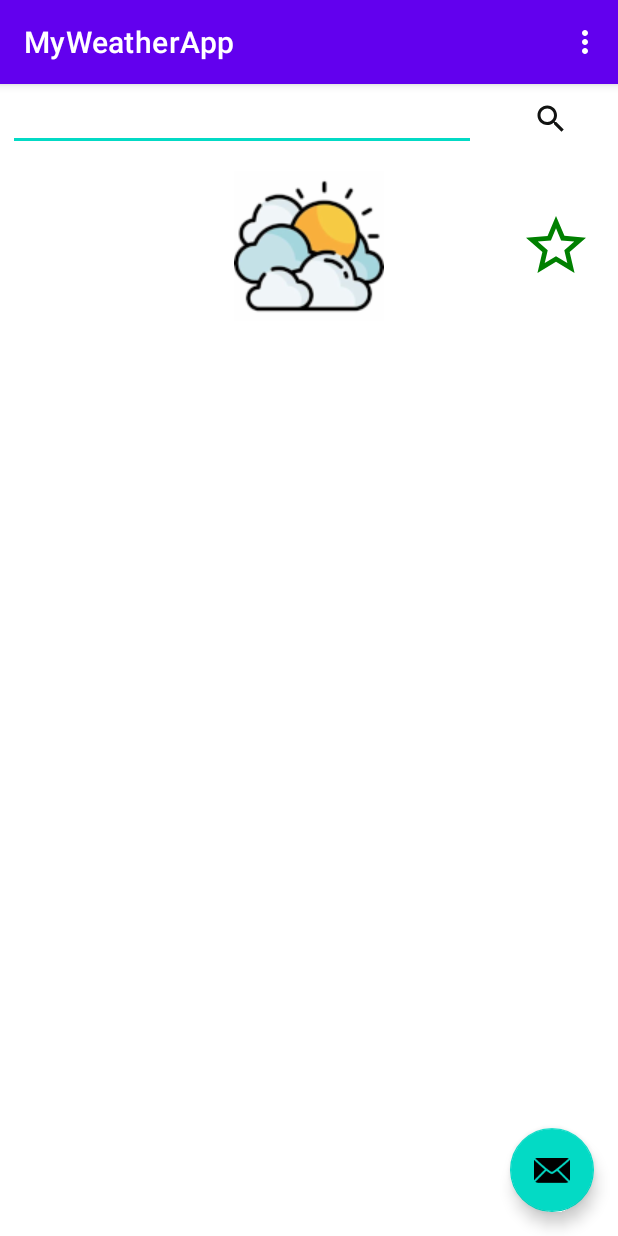
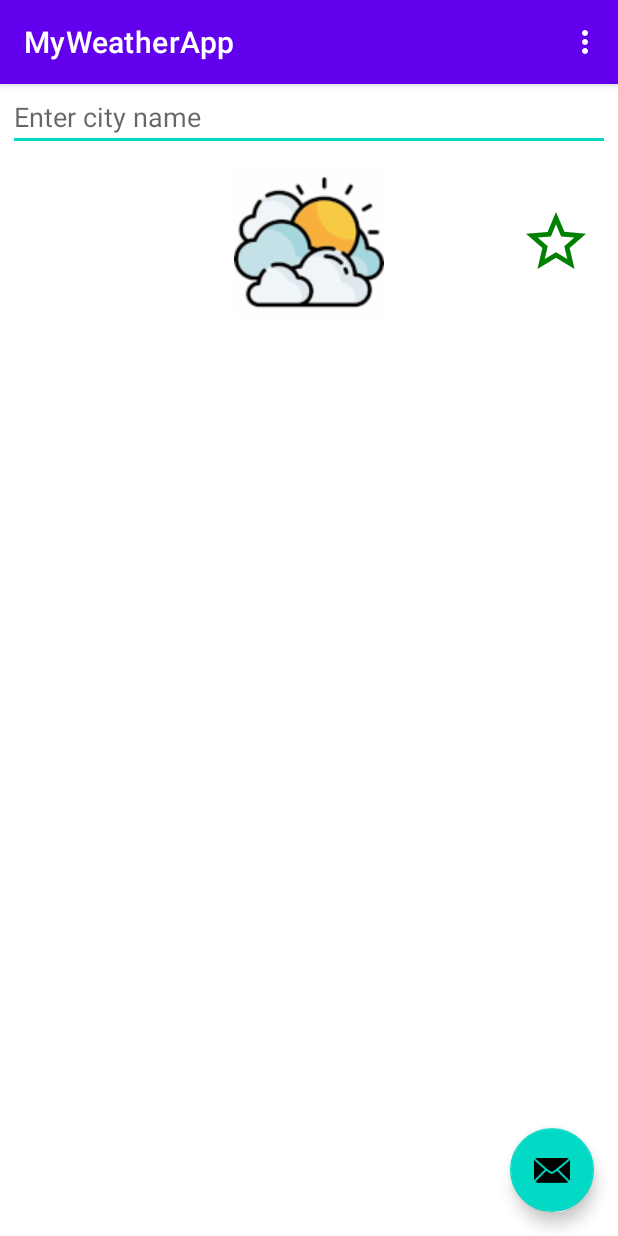
Before and after one commit to pazhaniapa/MyWeatherApp, an Android app: the screen it shows after launch (MainActivity), on a phone screen of 412 x 824 dp. Run offline under Robolectric (Android 15) with nearby library versions, the phone set to English and light mode, and no system bars; our stand-ins replace Firebase (no records; nobody signed in at launch, a user with empty details on screens opened directly), data binding, navigation-ui; 5 statements that could not run were skipped.

Commit message:
Handled UI corner cases and offline support.

```diff
--- a/app/src/main/java/com/palmah/myweatherapp/repo/FirestoreWeatherRepoImpl.kt
+++ b/app/src/main/java/com/palmah/myweatherapp/repo/FirestoreWeatherRepoImpl.kt
@@ -2,6 +2,7 @@ package com.palmah.myweatherapp.repo
 
 import android.util.Log
 import com.google.firebase.firestore.FirebaseFirestore
+import com.google.firebase.firestore.Source
 import com.palmah.myweatherapp.entity.Weather
 import com.palmah.myweatherapp.utility.Constants.CITY_COLLECTION
 import com.palmah.myweatherapp.utility.Constants.CURRENT_WEATHER_DATA_DOCUMENT
@@ -26,7 +27,7 @@ class FirestoreWeatherRepoImpl : IWeatherRepo {
                 val dbBasePath = firestoreDb.collection(WEATHER_COLLECTION).document(
                     CURRENT_WEATHER_DATA_DOCUMENT)
 
-                dbBasePath.collection(CITY_COLLECTION).document(city).get().addOnSuccessListener {cityWeatherDocumentSnapshot->
+                dbBasePath.collection(CITY_COLLECTION).document(city).get(Source.CACHE).addOnSuccessListener { cityWeatherDocumentSnapshot->
                 val weather = cityWeatherDocumentSnapshot.toObject(Weather::class.java)
                 continuation.resume(weather)
 
--- a/app/src/main/java/com/palmah/myweatherapp/viewmodel/WeatherInfoViewModel.kt
+++ b/app/src/main/java/com/palmah/myweatherapp/viewmodel/WeatherInfoViewModel.kt
@@ -23,21 +23,29 @@ class WeatherInfoViewModel(application: Application) : AndroidViewModel(applicat
 
     var weatherMutableLiveData : MutableLiveData<Weather> = MutableLiveData<Weather>()
     var cityListMutableLiveData : MutableLiveData<ArrayList<String>> = MutableLiveData<ArrayList<String>>()
+    var isErrorOccuredMutableLiveData : MutableLiveData<Boolean> = MutableLiveData<Boolean>()
+    var isDataAvailableMutableLiveData : MutableLiveData<Boolean> = MutableLiveData<Boolean>()
     val androidApplication = application
 
     init {
         weatherInfoUseCase = WeatherInfoUseCase()
+        isErrorOccuredMutableLiveData.postValue(true)
     }
 
-    fun getCurrentWeatherByCity(city : String){
+    fun getCurrentWeatherByCity(city : String, isNetworkAvailable : Boolean){
         viewModelScope.launch {
-            val currentWeatherInfo = weatherInfoUseCase?.getCurrentWeatherByCity(city)
+            val currentWeatherInfo = weatherInfoUseCase?.getCurrentWeatherByCity(city,isNetworkAvailable)
             currentWeatherInfo?.let {
                 formatWeatherObject(currentWeatherInfo).let {
                     Log.d(TAG,"Current Weather Info: $currentWeatherInfo")
                     weatherMutableLiveData.postValue(it)
-
+                    isErrorOccuredMutableLiveData.postValue(false)
+                    isDataAvailableMutableLiveData.postValue(true)
                 }
+            }
+            if(currentWeatherInfo == null){
+                isErrorOccuredMutableLiveData.postValue(true)
+                isDataAvailableMutableLiveData.postValue(false)
             }
         }
     }
--- a/app/src/main/res/layout/fragment_weather_info.xml
+++ b/app/src/main/res/layout/fragment_weather_info.xml
@@ -3,7 +3,7 @@
     xmlns:tools="http://schemas.android.com/tools"
     xmlns:android="http://schemas.android.com/apk/res/android">
     <data>
-
+        <import type="android.view.View"/>
         <variable
             name="weatherInfoViewModel"
             type="com.palmah.myweatherapp.viewmodel.WeatherInfoViewModel" />
@@ -14,11 +14,6 @@
         android:layout_width="match_parent"
         android:layout_height="match_parent"
         tools:context=".ui.fragment.WeatherInfoFragment">
-
-        <RelativeLayout
-            android:id="@+id/weatherInfoMainLayout"
-            android:layout_width="match_parent"
-            android:layout_height="match_parent">
 
         <LinearLayout
             android:id="@+id/searchLayout"
@@ -34,24 +29,31 @@
                 android:layout_height="wrap_content"
                 android:layout_margin="5dp"
                 android:ems="10"
-                    android:layout_weight="0.8" />
+                android:hint="@string/search_bar_text"
+                android:layout_weight="1" />
 
-                <ImageView
+            <!--   <ImageView
                    android:id="@+id/searchButton"
                    android:layout_width="0dp"
                    android:layout_height="wrap_content"
                    style="@style/Widget.AppCompat.ActionButton"
                    android:layout_margin="5dp"
                    android:layout_weight="0.2"
-                    android:src="@drawable/ic_baseline_search_24"/>
+                   android:src="@drawable/ic_baseline_search_24"/> !-->
 
         </LinearLayout>
+
+        <RelativeLayout
+            android:id="@+id/weatherInfoMainLayout"
+            android:layout_width="match_parent"
+            android:layout_height="match_parent"
+            android:layout_below="@+id/searchLayout"
+            android:visibility="@{weatherInfoViewModel.isErrorOccuredMutableLiveData() ? View.GONE : View.VISIBLE}">
 
             <RelativeLayout
                 android:id="@+id/weatherInfoLayout"
                 android:layout_width="match_parent"
                 android:layout_height="wrap_content"
-                android:layout_below="@id/searchLayout"
                 android:layout_marginTop="15dp"
                 android:layout_margin="5dp">
 
@@ -180,13 +182,14 @@
             android:id="@+id/errorLayout"
             android:layout_width="match_parent"
             android:layout_height="match_parent"
-            android:visibility="gone">
+            android:visibility="@{weatherInfoViewModel.isErrorOccuredMutableLiveData() ? View.VISIBLE : View.GONE}">
 
             <TextView
                 android:layout_width="wrap_content"
                 android:layout_height="wrap_content"
-                android:text="No Data Available"
-                android:textSize="20sp"/>
+                android:layout_centerInParent="true"
+                android:text="@{!weatherInfoViewModel.isDataAvailableMutableLiveData() ? @string/no_data : @string/error_occured}"
+                android:textSize="14sp"/>
 
         </RelativeLayout>
 
--- a/app/src/main/res/values/strings.xml
+++ b/app/src/main/res/values/strings.xml
@@ -24,4 +24,8 @@
     <string name="details_wind_speed">%1$s km/h</string>
     <string name="city_info">%1$s, %2$s</string>
 
+    <string name="search_bar_text">Enter city name</string>
+    <string name="no_data">No Data Available</string>
+    <string name="error_occured">Error Occured</string>
+
 </resources>
```
Also changed, not shown: app/src/main/java/com/palmah/myweatherapp/ui/fragment/WeatherInfoFragment.kt (+8 -3 lines), app/src/main/java/com/palmah/myweatherapp/usecase/WeatherInfoUseCase.kt (+7 -4 lines). Lines whose indentation alone changed are shown as unchanged.
